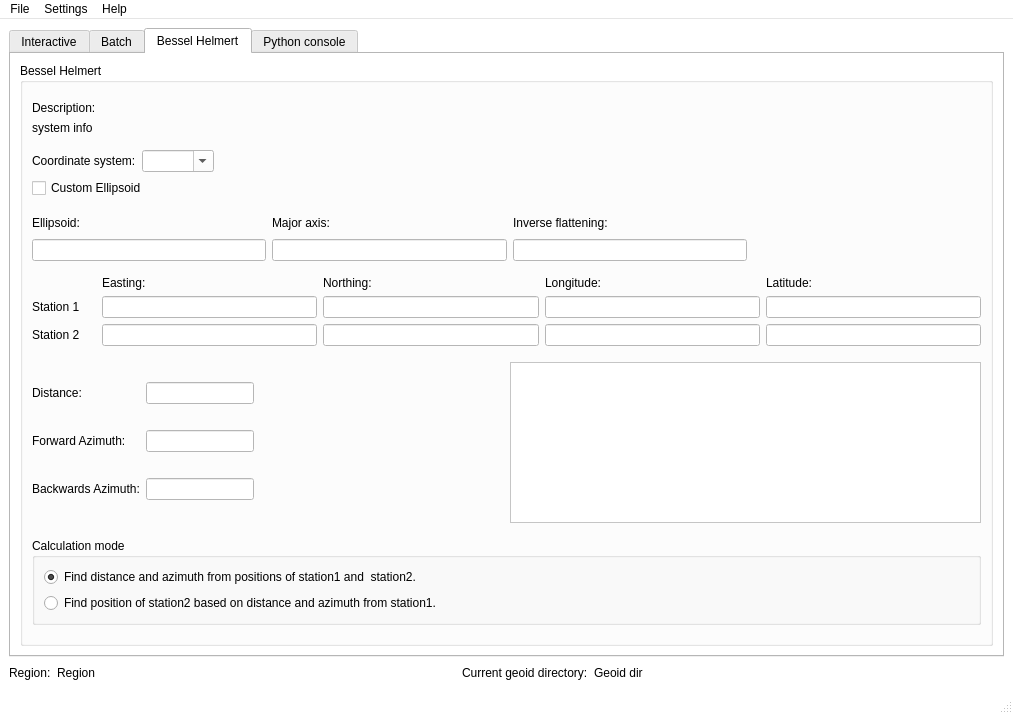
This is UI/GSTtrans.ui in MartinHvidberg/kmstrans_fra_SDFE_SEQ200131 as Qt 5 draws it before an edit. The edited form follows.
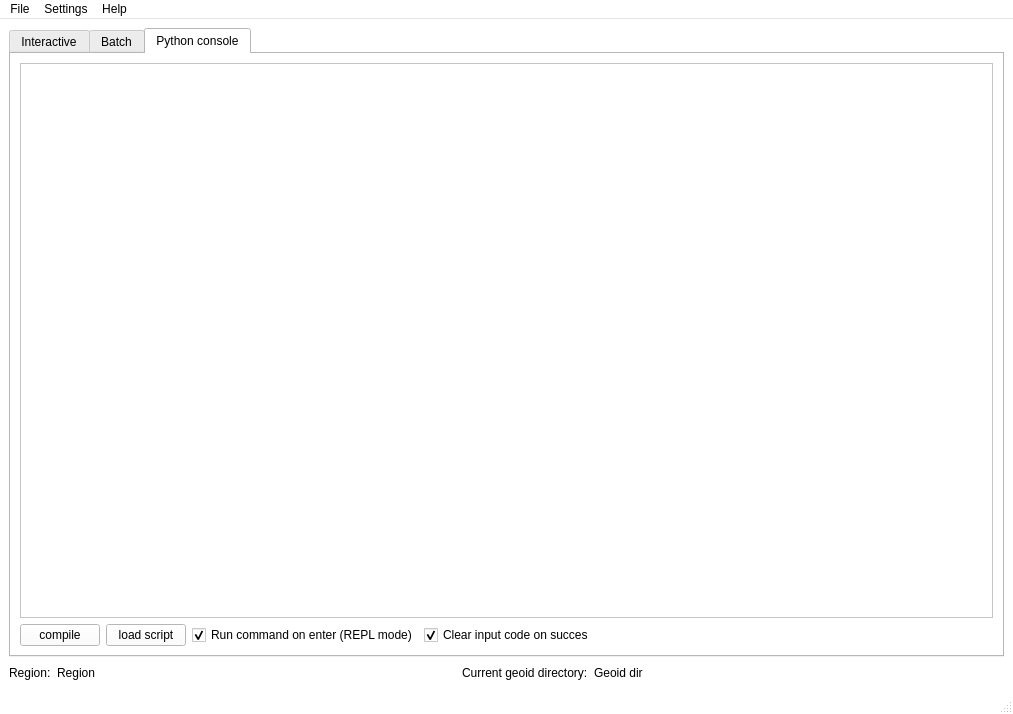
This is the edited form. The open tabs and pages were chosen to show the change. Icons and pictures are not drawn.

Commit message: Started to implement additional tabs in a way similar to plugins. A plugin template widget has been added in WidgetBase.py BesselHelmert tab has been completed in this new setup... TODO: python tab...

```diff
--- a/UI/GSTtrans.ui
+++ b/UI/GSTtrans.ui
@@ -1815,508 +1815,6 @@
         </item>
        </layout>
       </widget>
-      <widget class="QWidget" name="tab_utilities">
-       <attribute name="title">
-        <string>Bessel Helmert</string>
-       </attribute>
-       <attribute name="toolTip">
-        <string>Varoious geodetic utilities</string>
-       </attribute>
-       <layout class="QVBoxLayout" name="verticalLayout_7">
-        <item>
-         <widget class="QGroupBox" name="gb_bshlm">
-          <property name="title">
-           <string>Bessel Helmert</string>
-          </property>
-          <layout class="QVBoxLayout" name="verticalLayout_6">
-           <item>
-            <spacer name="verticalSpacer_20">
-             <property name="orientation">
-              <enum>Qt::Vertical</enum>
-             </property>
-             <property name="sizeHint" stdset="0">
-              <size>
-               <width>20</width>
-               <height>40</height>
-              </size>
-             </property>
-            </spacer>
-           </item>
-           <item>
-            <layout class="QGridLayout" name="gridLayout_16">
-             <item row="0" column="0">
-              <widget class="QLabel" name="label_10">
-               <property name="text">
-                <string>Description:</string>
-               </property>
-              </widget>
-             </item>
-             <item row="1" column="0">
-              <widget class="QLabel" name="lbl_bshlm_description">
-               <property name="text">
-                <string>system info</string>
-               </property>
-              </widget>
-             </item>
-            </layout>
-           </item>
-           <item>
-            <spacer name="verticalSpacer_16">
-             <property name="orientation">
-              <enum>Qt::Vertical</enum>
-             </property>
-             <property name="sizeHint" stdset="0">
-              <size>
-               <width>20</width>
-               <height>40</height>
-              </size>
-             </property>
-            </spacer>
-           </item>
-           <item>
-            <layout class="QGridLayout" name="gridLayout_13">
-             <item row="2" column="1">
-              <widget class="QLabel" name="label_2">
-               <property name="text">
-                <string>Coordinate system:</string>
-               </property>
-              </widget>
-             </item>
-             <item row="2" column="2">
-              <widget class="QComboBox" name="cb_bshlm_system">
-               <property name="whatsThis">
-                <string>Minilabel describing the input srs (2D only).</string>
-               </property>
-               <property name="editable">
-                <bool>true</bool>
-               </property>
-              </widget>
-             </item>
-             <item row="2" column="6">
-              <spacer name="horizontalSpacer_8">
-               <property name="orientation">
-                <enum>Qt::Horizontal</enum>
-               </property>
-               <property name="sizeHint" stdset="0">
-                <size>
-                 <width>40</width>
-                 <height>20</height>
-                </size>
-               </property>
-              </spacer>
-             </item>
-            </layout>
-           </item>
-           <item>
-            <widget class="QCheckBox" name="chb_bshlm_custom_ellipsoid">
-             <property name="enabled">
-              <bool>true</bool>
-             </property>
-             <property name="toolTip">
-              <string>Check this to use a custom ellipsoid.</string>
-             </property>
-             <property name="whatsThis">
-              <string>Check this to use a custom ellipsoid and define parameters (axis, flattening) yourself.</string>
-             </property>
-             <property name="text">
-              <string>Custom Ellipsoid</string>
-             </property>
-            </widget>
-           </item>
-           <item>
-            <spacer name="verticalSpacer_9">
-             <property name="orientation">
-              <enum>Qt::Vertical</enum>
-             </property>
-             <property name="sizeHint" stdset="0">
-              <size>
-               <width>20</width>
-               <height>40</height>
-              </size>
-             </property>
-            </spacer>
-           </item>
-           <item>
-            <layout class="QGridLayout" name="gridLayout_15">
-             <item row="1" column="0">
-              <widget class="QLabel" name="lbl_bshlm_ellipsoid">
-               <property name="text">
-                <string>Ellipsoid:</string>
-               </property>
-              </widget>
-             </item>
-             <item row="1" column="2">
-              <widget class="QLabel" name="label_12">
-               <property name="text">
-                <string>Inverse flattening:</string>
-               </property>
-              </widget>
-             </item>
-             <item row="1" column="1">
-              <widget class="QLabel" name="label_11">
-               <property name="text">
-                <string>Major axis:</string>
-               </property>
-              </widget>
-             </item>
-             <item row="2" column="0">
-              <widget class="QLineEdit" name="txt_bshlm_ellipsoid">
-               <property name="enabled">
-                <bool>false</bool>
-               </property>
-               <property name="readOnly">
-                <bool>false</bool>
-               </property>
-              </widget>
-             </item>
-             <item row="2" column="2">
-              <widget class="QLineEdit" name="txt_bshlm_flattening">
-               <property name="enabled">
-                <bool>false</bool>
-               </property>
-               <property name="whatsThis">
-                <string>Inverse flattening of used ellipsoid.</string>
-               </property>
-               <property name="readOnly">
-                <bool>false</bool>
-               </property>
-              </widget>
-             </item>
-             <item row="2" column="1">
-              <widget class="QLineEdit" name="txt_bshlm_axis">
-               <property name="enabled">
-                <bool>false</bool>
-               </property>
-               <property name="whatsThis">
-                <string>Major axis of used ellipsoid.</string>
-               </property>
-               <property name="readOnly">
-                <bool>false</bool>
-               </property>
-              </widget>
-             </item>
-             <item row="1" column="3">
-              <spacer name="horizontalSpacer_9">
-               <property name="orientation">
-                <enum>Qt::Horizontal</enum>
-               </property>
-               <property name="sizeHint" stdset="0">
-                <size>
-                 <width>40</width>
-                 <height>20</height>
-                </size>
-               </property>
-              </spacer>
-             </item>
-            </layout>
-           </item>
-           <item>
-            <spacer name="verticalSpacer_12">
-             <property name="orientation">
-              <enum>Qt::Vertical</enum>
-             </property>
-             <property name="sizeHint" stdset="0">
-              <size>
-               <width>20</width>
-               <height>40</height>
-              </size>
-             </property>
-            </spacer>
-           </item>
-           <item>
-            <layout class="QGridLayout" name="gridLayout_8">
-             <item row="1" column="2">
-              <widget class="QLineEdit" name="txt_bshlm_x1">
-               <property name="whatsThis">
-                <string>Input coordinate for first station/point.</string>
-               </property>
-              </widget>
-             </item>
-             <item row="1" column="3">
-              <widget class="QLineEdit" name="txt_bshlm_y1">
-               <property name="whatsThis">
-                <string>Input coordinate for first station/point.</string>
-               </property>
-              </widget>
-             </item>
-             <item row="0" column="1">
-              <widget class="QLabel" name="label">
-               <property name="text">
-                <string/>
-               </property>
-              </widget>
-             </item>
-             <item row="0" column="2">
-              <widget class="QLabel" name="lbl_bshlm_x">
-               <property name="text">
-                <string>Easting:</string>
-               </property>
-              </widget>
-             </item>
-             <item row="0" column="3">
-              <widget class="QLabel" name="lbl_bshlm_y">
-               <property name="text">
-                <string>Northing:</string>
-               </property>
-              </widget>
-             </item>
-             <item row="1" column="0">
-              <widget class="QLabel" name="lbl_bshlm_station1">
-               <property name="text">
-                <string>Station 1 </string>
-               </property>
-              </widget>
-             </item>
-             <item row="2" column="0">
-              <widget class="QLabel" name="lbl_bshlm_station2">
-               <property name="text">
-                <string>Station 2</string>
-               </property>
-              </widget>
-             </item>
-             <item row="2" column="2">
-              <widget class="QLineEdit" name="txt_bshlm_x2">
-               <property name="whatsThis">
-                <string>Input coordinate for second station/point.</string>
-               </property>
-              </widget>
-             </item>
-             <item row="2" column="3">
-              <widget class="QLineEdit" name="txt_bshlm_y2">
-               <property name="whatsThis">
-                <string>Input coordinate for second station/point.</string>
-               </property>
-              </widget>
-             </item>
-             <item row="1" column="4">
-              <widget class="QLineEdit" name="txt_bshlm_lon1">
-               <property name="enabled">
-                <bool>false</bool>
-               </property>
-               <property name="readOnly">
-                <bool>true</bool>
-               </property>
-              </widget>
-             </item>
-             <item row="1" column="5">
-              <widget class="QLineEdit" name="txt_bshlm_lat1">
-               <property name="enabled">
-                <bool>false</bool>
-               </property>
-               <property name="readOnly">
-                <bool>true</bool>
-               </property>
-              </widget>
-             </item>
-             <item row="2" column="4">
-              <widget class="QLineEdit" name="txt_bshlm_lon2">
-               <property name="enabled">
-                <bool>false</bool>
-               </property>
-               <property name="readOnly">
-                <bool>true</bool>
-               </property>
-              </widget>
-             </item>
-             <item row="2" column="5">
-              <widget class="QLineEdit" name="txt_bshlm_lat2">
-               <property name="enabled">
-                <bool>false</bool>
-               </property>
-               <property name="readOnly">
-                <bool>true</bool>
-               </property>
-              </widget>
-             </item>
-             <item row="0" column="4">
-              <widget class="QLabel" name="lbl_bshlm_lon">
-               <property name="text">
-                <string>Longitude:</string>
-               </property>
-              </widget>
-             </item>
-             <item row="0" column="5">
-              <widget class="QLabel" name="lbl_bshlm_lat">
-               <property name="text">
-                <string>Latitude:</string>
-               </property>
-              </widget>
-             </item>
-            </layout>
-           </item>
-           <item>
-            <spacer name="verticalSpacer_14">
-             <property name="orientation">
-              <enum>Qt::Vertical</enum>
-             </property>
-             <property name="sizeHint" stdset="0">
-              <size>
-               <width>20</width>
-               <height>40</height>
-              </size>
-             </property>
-            </spacer>
-           </item>
-           <item>
-            <layout class="QHBoxLayout" name="horizontalLayout_4">
-             <item>
-              <layout class="QGridLayout" name="gridLayout_9">
-               <item row="0" column="1">
-                <widget class="QLineEdit" name="txt_bshlm_distance">
-                 <property name="enabled">
-                  <bool>false</bool>
-                 </property>
-                 <property name="sizePolicy">
-                  <sizepolicy hsizetype="Fixed" vsizetype="Fixed">
-                   <horstretch>0</horstretch>
-                   <verstretch>0</verstretch>
-                  </sizepolicy>
-                 </property>
-                 <property name="whatsThis">
-                  <string>Calculated distance between points.</string>
-                 </property>
-                </widget>
-               </item>
-               <item row="1" column="1">
-                <widget class="QLineEdit" name="txt_bshlm_azimuth1">
-                 <property name="enabled">
-                  <bool>false</bool>
-                 </property>
-                 <property name="sizePolicy">
-                  <sizepolicy hsizetype="Fixed" vsizetype="Fixed">
-                   <horstretch>0</horstretch>
-                   <verstretch>0</verstretch>
-                  </sizepolicy>
-                 </property>
-                 <property name="whatsThis">
-                  <string>Calculated azimuth (distance to geometrical north).</string>
-                 </property>
-                </widget>
-               </item>
-               <item row="2" column="1">
-                <widget class="QLineEdit" name="txt_bshlm_azimuth2">
-                 <property name="enabled">
-                  <bool>false</bool>
-                 </property>
-                 <property name="sizePolicy">
-                  <sizepolicy hsizetype="Fixed" vsizetype="Fixed">
-                   <horstretch>0</horstretch>
-                   <verstretch>0</verstretch>
-                  </sizepolicy>
-                 </property>
-                </widget>
-               </item>
-               <item row="0" column="0">
-                <widget class="QLabel" name="label_4">
-                 <property name="text">
-                  <string>Distance:</string>
-                 </property>
-                </widget>
-               </item>
-               <item row="1" column="0">
-                <widget class="QLabel" name="label_6">
-                 <property name="text">
-                  <string>Forward Azimuth:</string>
-                 </property>
-                </widget>
-               </item>
-               <item row="2" column="0">
-                <widget class="QLabel" name="label_7">
-                 <property name="text">
-                  <string>Backwards Azimuth:</string>
-                 </property>
-                </widget>
-               </item>
-               <item row="0" column="2">
-                <spacer name="horizontalSpacer_3">
-                 <property name="orientation">
-                  <enum>Qt::Horizontal</enum>
-                 </property>
-                 <property name="sizeHint" stdset="0">
-                  <size>
-                   <width>40</width>
-                   <height>20</height>
-                  </size>
-                 </property>
-                </spacer>
-               </item>
-              </layout>
-             </item>
-             <item>
-              <widget class="QTextEdit" name="txt_bshlm_log">
-               <property name="whatsThis">
-                <string>Text field for logging error messages.</string>
-               </property>
-               <property name="readOnly">
-                <bool>true</bool>
-               </property>
-              </widget>
-             </item>
-            </layout>
-           </item>
-           <item>
-            <spacer name="verticalSpacer_13">
-             <property name="orientation">
-              <enum>Qt::Vertical</enum>
-             </property>
-             <property name="sizeHint" stdset="0">
-              <size>
-               <width>20</width>
-               <height>40</height>
-              </size>
-             </property>
-            </spacer>
-           </item>
-           <item>
-            <widget class="QGroupBox" name="groupBox_6">
-             <property name="title">
-              <string>Calculation mode</string>
-             </property>
-             <layout class="QVBoxLayout" name="verticalLayout_9">
-              <item>
-               <widget class="QRadioButton" name="rdobt_bshlm_mode1">
-                <property name="whatsThis">
-                 <string>In this mode distance and azimuths are calculated based on locations of two input points.</string>
-                </property>
-                <property name="text">
-                 <string>Find distance and azimuth from positions of station1 and  station2.</string>
-                </property>
-                <property name="checked">
-                 <bool>true</bool>
-                </property>
-               </widget>
-              </item>
-              <item>
-               <widget class="QRadioButton" name="rdobt_bshlm_mode2">
-                <property name="whatsThis">
-                 <string>In this mode the position of the second point is calculated based on input distance and azimuth.</string>
-                </property>
-                <property name="text">
-                 <string>Find position of station2 based on distance and azimuth from station1. </string>
-                </property>
-               </widget>
-              </item>
-             </layout>
-            </widget>
-           </item>
-           <item>
-            <spacer name="verticalSpacer_19">
-             <property name="orientation">
-              <enum>Qt::Vertical</enum>
-             </property>
-             <property name="sizeHint" stdset="0">
-              <size>
-               <width>20</width>
-               <height>40</height>
-              </size>
-             </property>
-            </spacer>
-           </item>
-          </layout>
-         </widget>
-        </item>
-       </layout>
-      </widget>
       <widget class="QWidget" name="tab_python">
        <attribute name="title">
         <string>Python console</string>
```
Left out of the diff: 68 changed lines with no effect on the pictures. The commit also changes 16 other files.
